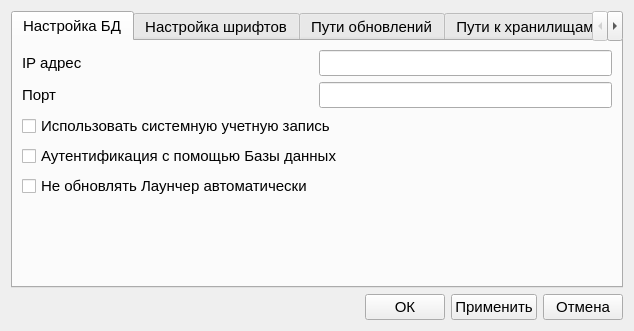
First picture: the form in src/ui/settings/dialog_settings_user.ui, repository PanchukDima/pndbase, before the edit.
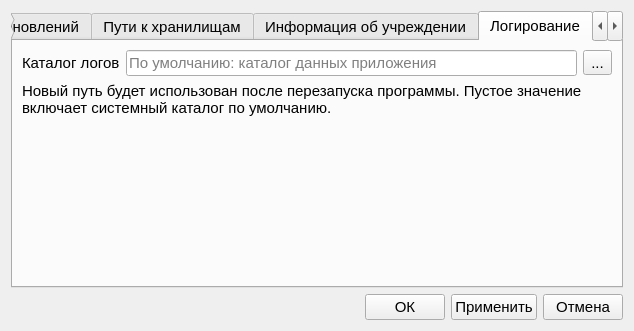
Second picture: the form after the edit. The open tabs and pages were chosen to show the change.

Patch:
```diff
--- a/src/ui/settings/dialog_settings_user.ui
+++ b/src/ui/settings/dialog_settings_user.ui
@@ -321,6 +321,65 @@
        </item>
       </layout>
      </widget>
+     <widget class="QWidget" name="tab_logging">
+      <attribute name="title">
+       <string>Логирование</string>
+      </attribute>
+      <layout class="QVBoxLayout" name="verticalLayout_logging">
+       <item>
+        <layout class="QFormLayout" name="formLayout_logging">
+         <item row="0" column="0">
+          <widget class="QLabel" name="label_path_logs">
+           <property name="text">
+            <string>Каталог логов</string>
+           </property>
+          </widget>
+         </item>
+         <item row="0" column="1">
+          <layout class="QHBoxLayout" name="horizontalLayout_path_logs">
+           <item>
+            <widget class="QLineEdit" name="lineEdit_path_logs">
+             <property name="placeholderText">
+              <string>По умолчанию: каталог данных приложения</string>
+             </property>
+            </widget>
+           </item>
+           <item>
+            <widget class="QToolButton" name="toolButton_path_logs">
+             <property name="text">
+              <string>...</string>
+             </property>
+            </widget>
+           </item>
+          </layout>
+         </item>
+         <item row="1" column="0" colspan="2">
+          <widget class="QLabel" name="label_path_logs_hint">
+           <property name="text">
+            <string>Новый путь будет использован после перезапуска программы. Пустое значение включает системный каталог по умолчанию.</string>
+           </property>
+           <property name="wordWrap">
+            <bool>true</bool>
+           </property>
+          </widget>
+         </item>
+        </layout>
+       </item>
+       <item>
+        <spacer name="verticalSpacer_logging">
+         <property name="orientation">
+          <enum>Qt::Vertical</enum>
+         </property>
+         <property name="sizeHint" stdset="0">
+          <size>
+           <width>20</width>
+           <height>40</height>
+          </size>
+         </property>
+        </spacer>
+       </item>
+      </layout>
+     </widget>
      <widget class="QWidget" name="tab_6">
       <attribute name="title">
        <string>Настройка документа</string>
```
